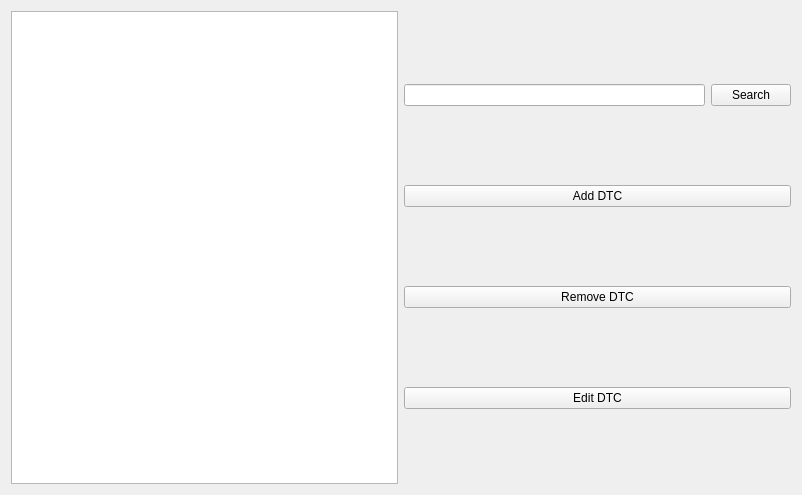
The window that OBDCU/src/View/databasewidget.ui (z1230601/BAKK_Prodanovic_Zaric_OBD) describes before a commit, drawn with Qt 5.
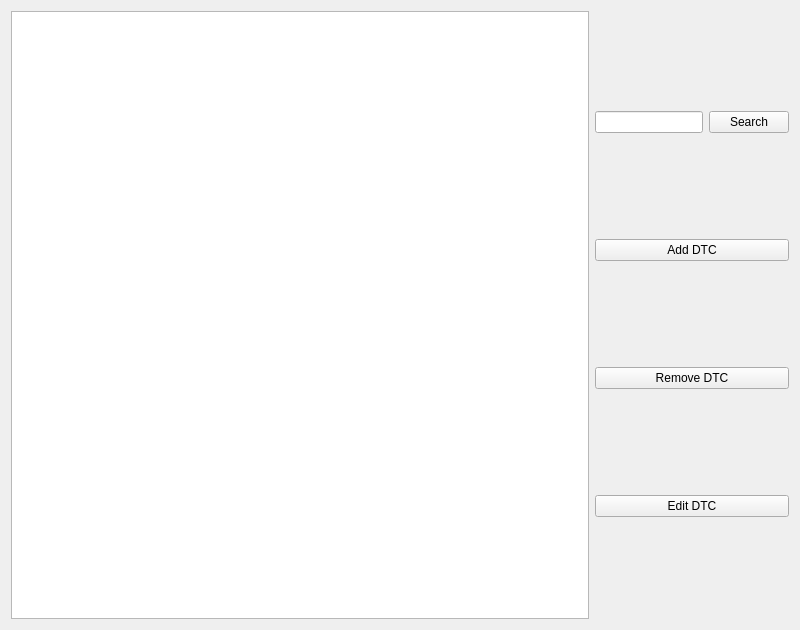
The same window after the commit.

Patch:
```diff
--- a/OBDCU/src/View/databasewidget.ui
+++ b/OBDCU/src/View/databasewidget.ui
@@ -6,8 +6,8 @@
    <rect>
     <x>0</x>
     <y>0</y>
-    <width>802</width>
-    <height>495</height>
+    <width>800</width>
+    <height>630</height>
    </rect>
   </property>
   <property name="windowTitle">
@@ -15,7 +15,10 @@
   </property>
   <layout class="QHBoxLayout" name="horizontalLayout_3">
    <item>
-    <layout class="QHBoxLayout" name="horizontalLayout_2">
+    <layout class="QHBoxLayout" name="horizontalLayout_2" stretch="0,0">
+     <property name="sizeConstraint">
+      <enum>QLayout::SetMinimumSize</enum>
+     </property>
      <item>
       <widget class="QListView" name="DTCList"/>
      </item>
@@ -23,8 +26,17 @@
       <layout class="QVBoxLayout" name="verticalLayout">
        <item>
         <layout class="QHBoxLayout" name="horizontalLayout">
+         <property name="sizeConstraint">
+          <enum>QLayout::SetMinimumSize</enum>
+         </property>
          <item>
           <widget class="QLineEdit" name="DTCSearchBox">
+           <property name="sizePolicy">
+            <sizepolicy hsizetype="Minimum" vsizetype="Fixed">
+             <horstretch>0</horstretch>
+             <verstretch>0</verstretch>
+            </sizepolicy>
+           </property>
            <property name="text">
             <string/>
            </property>
```
Left out of the diff: 2 changed lines with no effect on the pictures.
